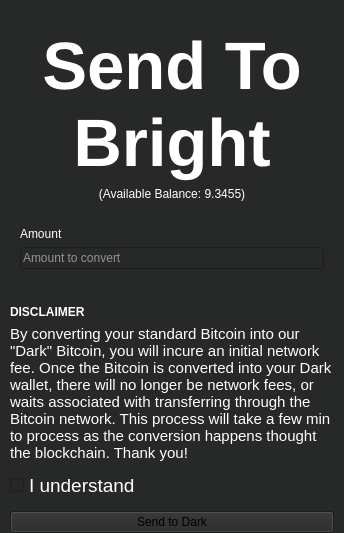
Old version of the form ThresHoDLApp/sendtobrightview.ui in the repository isaidnocookies/Threshodl-Wallet.
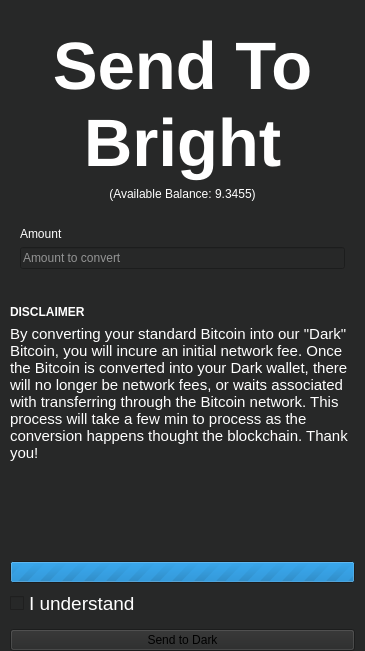
New version of the form. Icons and pictures are not drawn.

What changed in the file:
```diff
--- a/ThresHoDLApp/sendtobrightview.ui
+++ b/ThresHoDLApp/sendtobrightview.ui
@@ -6,8 +6,8 @@
    <rect>
     <x>0</x>
     <y>0</y>
-    <width>344</width>
-    <height>533</height>
+    <width>365</width>
+    <height>651</height>
    </rect>
   </property>
   <property name="windowTitle">
@@ -243,6 +243,52 @@
        </property>
       </spacer>
      </item>
+     <item>
+      <widget class="QLabel" name="confirmationLabel">
+       <property name="font">
+        <font>
+         <pointsize>15</pointsize>
+         <weight>75</weight>
+         <bold>true</bold>
+        </font>
+       </property>
+       <property name="text">
+        <string/>
+       </property>
+       <property name="alignment">
+        <set>Qt::AlignCenter</set>
+       </property>
+       <property name="wordWrap">
+        <bool>true</bool>
+       </property>
+      </widget>
+     </item>
+     <item>
+      <widget class="QLabel" name="warningLabel">
+       <property name="styleSheet">
+        <string notr="true">color:red;</string>
+       </property>
+       <property name="text">
+        <string/>
+       </property>
+       <property name="alignment">
+        <set>Qt::AlignCenter</set>
+       </property>
+       <property name="wordWrap">
+        <bool>true</bool>
+       </property>
+      </widget>
+     </item>
+     <item>
+      <widget class="QProgressBar" name="progressBar">
+       <property name="maximum">
+        <number>0</number>
+       </property>
+       <property name="value">
+        <number>-1</number>
+       </property>
+      </widget>
+     </item>
      <item>
       <layout class="QHBoxLayout" name="horizontalLayout_3">
        <property name="topMargin">
@@ -262,7 +308,7 @@
           </font>
          </property>
          <property name="autoFillBackground">
-          <bool>true</bool>
+          <bool>false</bool>
          </property>
          <property name="styleSheet">
           <string notr="true">color:white;</string>
```
Left out of the diff: 2 changed lines with no effect on the pictures.
